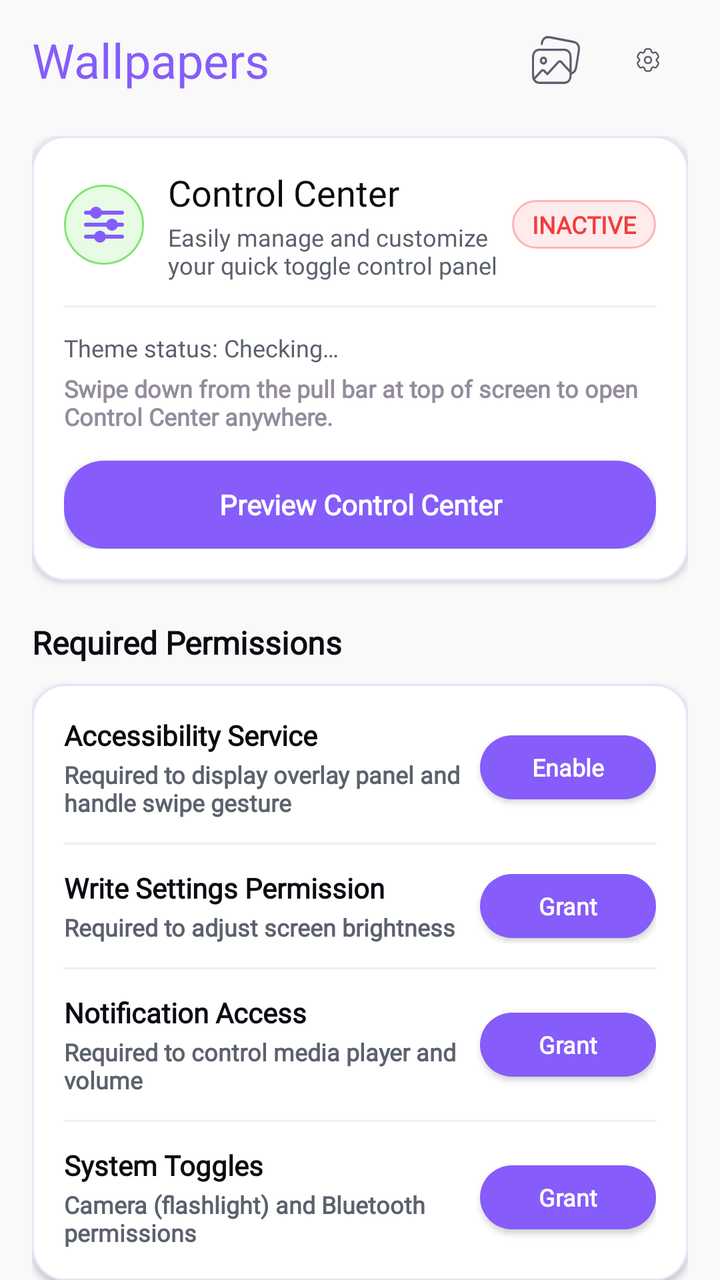
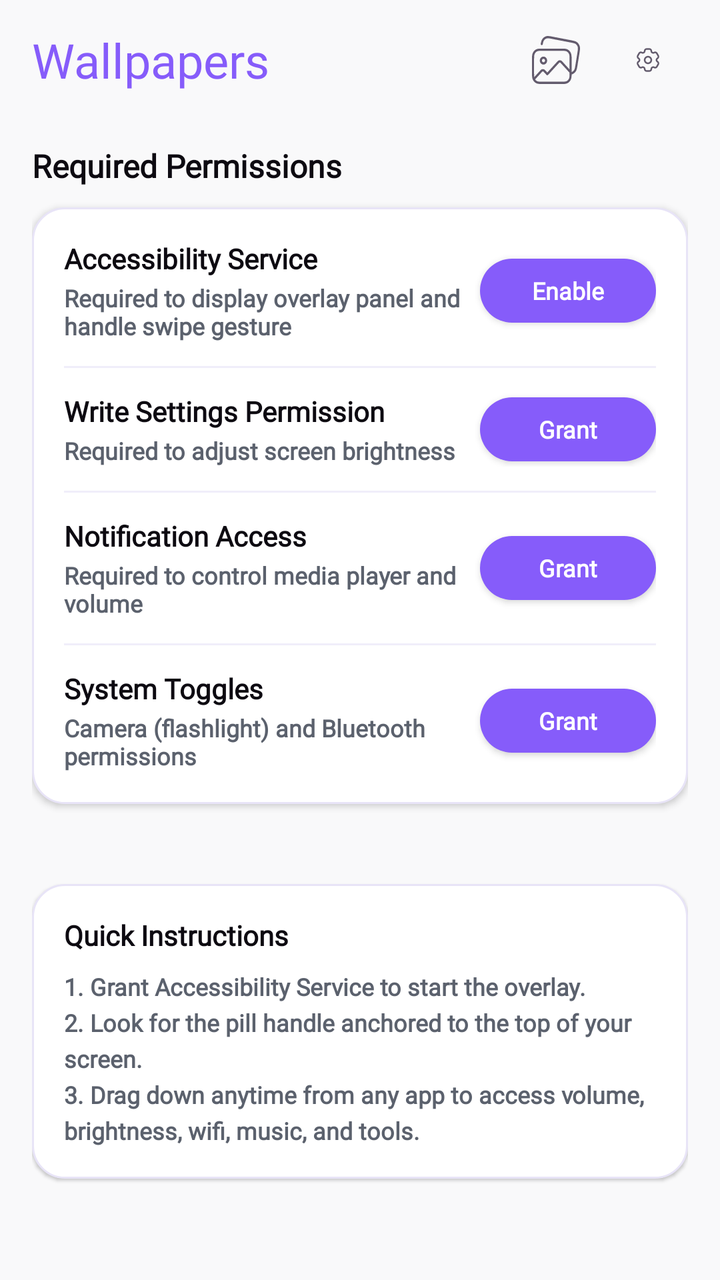

Two renders of the same Android screen: before a commit and after it. Below are the layout's source before the change and the commit's diff.
<!-- AndroidManifest.xml: application theme Theme.ThemeWallpaper -->
<!-- res/layout/fragment_controller.xml -->
<?xml version="1.0" encoding="utf-8"?>
<androidx.constraintlayout.widget.ConstraintLayout xmlns:android="http://schemas.android.com/apk/res/android"
    xmlns:app="http://schemas.android.com/apk/res-auto"
    xmlns:tools="http://schemas.android.com/tools"
    android:layout_width="match_parent"
    android:layout_height="match_parent"
    android:background="@color/surface"
    tools:context=".ui.home.fragment.controller.ControllerFragment">

    <include
        android:id="@+id/toolbar"
        layout="@layout/view_tool_bar"
        android:layout_width="match_parent"
        android:layout_height="wrap_content"
        app:layout_constraintTop_toTopOf="parent" />

    <androidx.core.widget.NestedScrollView
        android:id="@+id/controllerScroll"
        android:layout_width="match_parent"
        android:layout_height="0dp"
        android:fillViewport="true"
        android:overScrollMode="never"
        app:layout_constraintBottom_toBottomOf="parent"
        app:layout_constraintTop_toBottomOf="@id/toolbar">

        <LinearLayout
            android:layout_width="match_parent"
            android:layout_height="wrap_content"
            android:orientation="vertical"
            android:paddingHorizontal="16dp"
            android:paddingTop="8dp"
            android:paddingBottom="24dp">

            
            <LinearLayout
                android:id="@+id/cardHero"
                android:layout_width="match_parent"
                android:layout_height="wrap_content"
                android:background="@drawable/bg_card_controller"
                android:elevation="2dp"
                android:orientation="vertical"
                android:padding="16dp">

                <LinearLayout
                    android:layout_width="match_parent"
                    android:layout_height="wrap_content"
                    android:gravity="center_vertical"
                    android:orientation="horizontal">

                    <ImageView
                        android:layout_width="40dp"
                        android:layout_height="40dp"
                        android:background="@drawable/bg_badge_active"
                        android:padding="8dp"
                        android:src="@drawable/ic_tab_controller_checked"
                        app:tint="@color/surfacePrimaryHighEm" />

                    <LinearLayout
                        android:layout_width="0dp"
                        android:layout_height="wrap_content"
                        android:layout_marginStart="12dp"
                        android:layout_weight="1"
                        android:orientation="vertical">

                        <TextView
                            android:id="@+id/tvControlCenterTitle"
                            style="@style/NunitoExtraBold.18"
                            android:layout_width="wrap_content"
                            android:layout_height="wrap_content"
                            android:text="@string/control_center"
                            android:textColor="@color/textHighEm" />

                        <TextView
                            android:id="@+id/tvControlCenterDesc"
                            style="@style/NunitoMedium.12"
                            android:layout_width="wrap_content"
                            android:layout_height="wrap_content"
                            android:layout_marginTop="2dp"
                            android:text="@string/control_center_desc"
                            android:textColor="@color/textMedEm" />
                    </LinearLayout>

                    <TextView
                        android:id="@+id/tvServiceStatusBadge"
                        style="@style/NunitoBold.12"
                        android:layout_width="wrap_content"
                        android:layout_height="wrap_content"
                        android:background="@drawable/bg_badge_inactive"
                        android:paddingHorizontal="10dp"
                        android:paddingVertical="4dp"
                        android:text="INACTIVE"
                        android:textColor="@color/surfaceDangerHighEm" />
                </LinearLayout>

                <View
                    android:layout_width="match_parent"
                    android:layout_height="1dp"
                    android:layout_marginVertical="12dp"
                    android:background="#F0EEFA" />

                <TextView
                    android:id="@+id/tvThemeStatus"
                    style="@style/NunitoMedium.12"
                    android:layout_width="match_parent"
                    android:layout_height="wrap_content"
                    android:drawablePadding="6dp"
                    android:gravity="center_vertical"
                    android:text="Theme status: Checking…"
                    android:textColor="@color/textMedEm" />

                <TextView
                    android:id="@+id/tvHintGesture"
                    style="@style/NunitoBold.12"
                    android:layout_width="match_parent"
                    android:layout_height="wrap_content"
                    android:layout_marginTop="4dp"
                    android:text="@string/swipe_down_hint"
                    android:textColor="@color/textLowEm" />

                <androidx.appcompat.widget.AppCompatButton
                    android:id="@+id/btnTogglePanel"
                    style="@style/NunitoBold.14"
                    android:layout_width="match_parent"
                    android:layout_height="44dp"
                    android:layout_marginTop="14dp"
                    android:background="@drawable/bg_button_grant"
                    android:text="@string/test_control_panel"
                    android:textAllCaps="false"
                    android:textColor="@color/white" />
            </LinearLayout>

            
            <TextView
                android:id="@+id/tvPermissionsTitle"
                style="@style/NunitoBold.16"
                android:layout_width="wrap_content"
                android:layout_height="wrap_content"
                android:layout_marginTop="20dp"
                android:layout_marginBottom="10dp"
                android:text="Required Permissions"
                android:textColor="@color/textHighEm" />

            
            <LinearLayout
                android:id="@+id/cardPermissions"
                android:layout_width="match_parent"
                android:layout_height="wrap_content"
                android:background="@drawable/bg_card_controller"
                android:elevation="2dp"
                android:orientation="vertical"
                android:padding="16dp">

                
                <LinearLayout
                    android:layout_width="match_parent"
                    android:layout_height="wrap_content"
                    android:gravity="center_vertical"
                    android:orientation="horizontal">

                    <LinearLayout
                        android:layout_width="0dp"
                        android:layout_height="wrap_content"
                        android:layout_weight="1"
                        android:orientation="vertical">

                        <TextView
                            style="@style/NunitoBold.14"
                            android:layout_width="wrap_content"
                            android:layout_height="wrap_content"
                            android:text="@string/accessibility_service"
                            android:textColor="@color/textHighEm" />

                        <TextView
                            style="@style/NunitoBold.12"
                            android:layout_width="wrap_content"
                            android:layout_height="wrap_content"
                            android:layout_marginTop="2dp"
                            android:text="@string/accessibility_service_desc"
                            android:textColor="@color/textMedEm" />
                    </LinearLayout>

                    <androidx.appcompat.widget.AppCompatButton
                        android:id="@+id/btnGrantAccessibility"
                        style="@style/NunitoBold.12"
                        android:layout_width="wrap_content"
                        android:layout_height="32dp"
                        android:layout_marginStart="8dp"
                        android:background="@drawable/bg_button_grant"
                        android:paddingHorizontal="14dp"
                        android:text="@string/enable_service"
                        android:textAllCaps="false"
                        android:textColor="@color/white" />

                    <TextView
                        android:id="@+id/tvAccessibilityGranted"
                        style="@style/NunitoBold.12"
                        android:layout_width="wrap_content"
                        android:layout_height="wrap_content"
                        android:layout_marginStart="8dp"
                        android:background="@drawable/bg_badge_active"
                        android:drawableStart="@drawable/ic_check_circle"
                        android:drawablePadding="4dp"
                        android:paddingHorizontal="10dp"
                        android:paddingVertical="4dp"
                        android:text="@string/permission_granted"
                        android:textColor="@color/textSuccessHighEm"
                        android:visibility="gone" />
                </LinearLayout>

                <View
                    android:layout_width="match_parent"
                    android:layout_height="1dp"
                    android:layout_marginVertical="12dp"
                    android:background="#F0EEFA" />

                
                <LinearLayout
                    android:layout_width="match_parent"
                    android:layout_height="wrap_content"
                    android:gravity="center_vertical"
                    android:orientation="horizontal">

                    <LinearLayout
                        android:layout_width="0dp"
                        android:layout_height="wrap_content"
                        android:layout_weight="1"
                        android:orientation="vertical">

                        <TextView
                            style="@style/NunitoBold.14"
                            android:layout_width="wrap_content"
                            android:layout_height="wrap_content"
                            android:text="@string/write_settings_permission"
                            android:textColor="@color/textHighEm" />

                        <TextView
                            style="@style/NunitoBold.12"
                            android:layout_width="wrap_content"
                            android:layout_height="wrap_content"
                            android:layout_marginTop="2dp"
                            android:text="@string/write_settings_permission_desc"
                            android:textColor="@color/textMedEm" />
                    </LinearLayout>

                    <androidx.appcompat.widget.AppCompatButton
                        android:id="@+id/btnGrantWriteSettings"
                        style="@style/NunitoBold.12"
                        android:layout_width="wrap_content"
                        android:layout_height="32dp"
                        android:layout_marginStart="8dp"
                        android:background="@drawable/bg_button_grant"
                        android:paddingHorizontal="14dp"
                        android:text="@string/grant_permission"
                        android:textAllCaps="false"
                        android:textColor="@color/white" />

                    <TextView
                        android:id="@+id/tvWriteSettingsGranted"
                        style="@style/NunitoBold.12"
                        android:layout_width="wrap_content"
                        android:layout_height="wrap_content"
                        android:layout_marginStart="8dp"
                        android:background="@drawable/bg_badge_active"
                        android:drawableStart="@drawable/ic_check_circle"
                        android:drawablePadding="4dp"
                        android:paddingHorizontal="10dp"
                        android:paddingVertical="4dp"
                        android:text="@string/permission_granted"
                        android:textColor="@color/textSuccessHighEm"
                        android:visibility="gone" />
                </LinearLayout>

                <View
                    android:layout_width="match_parent"
                    android:layout_height="1dp"
                    android:layout_marginVertical="12dp"
                    android:background="#F0EEFA" />

                
                <LinearLayout
                    android:layout_width="match_parent"
                    android:layout_height="wrap_content"
                    android:gravity="center_vertical"
                    android:orientation="horizontal">

                    <LinearLayout
                        android:layout_width="0dp"
                        android:layout_height="wrap_content"
                        android:layout_weight="1"
                        android:orientation="vertical">

                        <TextView
                            style="@style/NunitoBold.14"
                            android:layout_width="wrap_content"
                            android:layout_height="wrap_content"
                            android:text="@string/notification_access"
                            android:textColor="@color/textHighEm" />

                        <TextView
                            style="@style/NunitoBold.12"
                            android:layout_width="wrap_content"
                            android:layout_height="wrap_content"
                            android:layout_marginTop="2dp"
                            android:text="@string/notification_access_desc"
                            android:textColor="@color/textMedEm" />
                    </LinearLayout>

                    <androidx.appcompat.widget.AppCompatButton
                        android:id="@+id/btnGrantNotification"
                        style="@style/NunitoBold.12"
                        android:layout_width="wrap_content"
                        android:layout_height="32dp"
                        android:layout_marginStart="8dp"
                        android:background="@drawable/bg_button_grant"
                        android:paddingHorizontal="14dp"
                        android:text="@string/grant_permission"
                        android:textAllCaps="false"
                        android:textColor="@color/white" />

                    <TextView
                        android:id="@+id/tvNotificationGranted"
                        style="@style/NunitoBold.12"
                        android:layout_width="wrap_content"
                        android:layout_height="wrap_content"
                        android:layout_marginStart="8dp"
                        android:background="@drawable/bg_badge_active"
                        android:drawableStart="@drawable/ic_check_circle"
                        android:drawablePadding="4dp"
                        android:paddingHorizontal="10dp"
                        android:paddingVertical="4dp"
                        android:text="@string/permission_granted"
                        android:textColor="@color/textSuccessHighEm"
                        android:visibility="gone" />
                </LinearLayout>

                <View
                    android:layout_width="match_parent"
                    android:layout_height="1dp"
                    android:layout_marginVertical="12dp"
                    android:background="#F0EEFA" />

                
                <LinearLayout
                    android:layout_width="match_parent"
                    android:layout_height="wrap_content"
                    android:gravity="center_vertical"
                    android:orientation="horizontal">

                    <LinearLayout
                        android:layout_width="0dp"
                        android:layout_height="wrap_content"
                        android:layout_weight="1"
                        android:orientation="vertical">

                        <TextView
                            style="@style/NunitoBold.14"
                            android:layout_width="wrap_content"
                            android:layout_height="wrap_content"
                            android:text="System Toggles"
                            android:textColor="@color/textHighEm" />

                        <TextView
                            style="@style/NunitoBold.12"
                            android:layout_width="wrap_content"
                            android:layout_height="wrap_content"
                            android:layout_marginTop="2dp"
                            android:text="Camera (flashlight) and Bluetooth permissions"
                            android:textColor="@color/textMedEm" />
                    </LinearLayout>

                    <androidx.appcompat.widget.AppCompatButton
                        android:id="@+id/btnGrantRuntime"
                        style="@style/NunitoBold.12"
                        android:layout_width="wrap_content"
                        android:layout_height="32dp"
                        android:layout_marginStart="8dp"
                        android:background="@drawable/bg_button_grant"
                        android:paddingHorizontal="14dp"
                        android:text="@string/grant_permission"
                        android:textAllCaps="false"
                        android:textColor="@color/white" />

                    <TextView
                        android:id="@+id/tvRuntimeGranted"
                        style="@style/NunitoBold.12"
                        android:layout_width="wrap_content"
                        android:layout_height="wrap_content"
                        android:layout_marginStart="8dp"
                        android:background="@drawable/bg_badge_active"
                        android:drawableStart="@drawable/ic_check_circle"
                        android:drawablePadding="4dp"
                        android:paddingHorizontal="10dp"
                        android:paddingVertical="4dp"
                        android:text="@string/permission_granted"
                        android:textColor="@color/textSuccessHighEm"
                        android:visibility="gone" />
                </LinearLayout>
            </LinearLayout>

            <TextView
                android:id="@+id/tvControllerThemesTitle"
                style="@style/NunitoBold.16"
                android:layout_width="wrap_content"
                android:layout_height="wrap_content"
                android:layout_marginTop="20dp"
                android:layout_marginBottom="6dp"
                android:text="@string/controller_themes"
                android:textColor="@color/textHighEm" />

            <androidx.recyclerview.widget.RecyclerView
                android:id="@+id/rvControllerThemes"
                android:layout_width="match_parent"
                android:layout_height="wrap_content"
                android:nestedScrollingEnabled="false" />

            
            <LinearLayout
                android:layout_width="match_parent"
                android:layout_height="wrap_content"
                android:layout_marginTop="16dp"
                android:background="@drawable/bg_card_controller"
                android:elevation="1dp"
                android:orientation="vertical"
                android:padding="16dp">

                <TextView
                    style="@style/NunitoBold.14"
                    android:layout_width="wrap_content"
                    android:layout_height="wrap_content"
                    android:text="Quick Instructions"
                    android:textColor="@color/textHighEm" />

                <TextView
                    style="@style/NunitoBold.12"
                    android:layout_width="match_parent"
                    android:layout_height="wrap_content"
                    android:layout_marginTop="8dp"
                    android:lineSpacingExtra="4dp"
                    android:text="1. Grant Accessibility Service to start the overlay.\n2. Look for the pill handle anchored to the top of your screen.\n3. Drag down anytime from any app to access volume, brightness, wifi, music, and tools."
                    android:textColor="@color/textMedEm" />
            </LinearLayout>

        </LinearLayout>
    </androidx.core.widget.NestedScrollView>

</androidx.constraintlayout.widget.ConstraintLayout>
<!-- res/layout/view_tool_bar.xml (included above) -->
<?xml version="1.0" encoding="utf-8"?>
<LinearLayout xmlns:android="http://schemas.android.com/apk/res/android"
    android:layout_width="match_parent"
    android:layout_height="wrap_content"
    android:gravity="center"
    android:orientation="horizontal"
    android:paddingHorizontal="16dp"
    android:paddingVertical="10dp">

    <androidx.appcompat.widget.AppCompatTextView
        android:id="@+id/tvTitle"
        style="@style/NunitoExtraBold.24"
        android:layout_width="0dp"
        android:layout_height="wrap_content"
        android:layout_weight="1"
        android:ellipsize="end"
        android:maxLines="1"
        android:text="@string/wallpapers"
        android:textColor="@color/primary_high_em" />

    <androidx.appcompat.widget.AppCompatImageView
        android:id="@+id/btnMyGallery"
        android:layout_width="40dp"
        android:layout_height="40dp"
        android:layout_marginEnd="6dp"
        android:background="?selectableItemBackgroundBorderless"
        android:contentDescription="@string/my_gallery"
        android:padding="8dp"
        android:src="@drawable/ic_tab_gralley" />

    <androidx.appcompat.widget.AppCompatImageView
        android:id="@+id/btnSetting"
        android:layout_width="40dp"
        android:layout_height="40dp"
        android:background="?selectableItemBackgroundBorderless"
        android:padding="8dp"
        android:src="@drawable/ic_setting" />


</LinearLayout>
<!-- resources referenced by this layout -->
<resources>
  <color name="primary_high_em">#865CFA</color>
  <color name="surface">#F9F9FA</color>
  <color name="surfaceDangerHighEm">#F03D3D</color>
  <color name="surfacePrimaryHighEm">#865CFA</color>
  <color name="textHighEm">#0D0A11</color>
  <color name="textLowEm">#938C9C</color>
  <color name="textMedEm">#5B616D</color>
  <color name="textSuccessHighEm">#2A9919</color>
  <color name="white">#FFFFFFFF</color>
  <!-- drawable bg_badge_inactive (drawable) -->
  <?xml version="1.0" encoding="utf-8"?>
  <shape xmlns:android="http://schemas.android.com/apk/res/android">
      <solid android:color="@color/surfaceDangerBaseEm" />
      <corners android:radius="20dp" />
      <stroke
          android:width="1dp"
          android:color="#FFB3B3" />
  </shape>
  <!-- drawable bg_card_controller (drawable) -->
  <?xml version="1.0" encoding="utf-8"?>
  <shape xmlns:android="http://schemas.android.com/apk/res/android">
      <solid android:color="@color/white" />
      <corners android:radius="16dp" />
      <stroke
          android:width="1dp"
          android:color="#E8E4F7" />
  </shape>
  <string name="accessibility_service">Accessibility Service</string>
  <string name="accessibility_service_desc">Required to display overlay panel and handle swipe gesture</string>
  <string name="control_center">Control Center</string>
  <string name="control_center_desc">Easily manage and customize your quick toggle control panel</string>
  <string name="controller_themes">Choose a Controller theme</string>
  <string name="enable_service">Enable</string>
  <string name="grant_permission">Grant</string>
  <string name="my_gallery">My Gallery</string>
  <string name="notification_access">Notification Access</string>
  <string name="notification_access_desc">Required to control media player and volume</string>
  <string name="permission_granted">Granted</string>
  <string name="swipe_down_hint">Swipe down from the pull bar at top of screen to open Control Center anywhere.</string>
  <string name="test_control_panel">Preview Control Center</string>
  <string name="wallpapers">Wallpapers</string>
  <string name="write_settings_permission">Write Settings Permission</string>
  <string name="write_settings_permission_desc">Required to adjust screen brightness</string>
  <style name="NunitoBold.12" parent="NunitoBold">
          <item name="android:textSize">12sp</item>
      </style>
  <style name="NunitoBold.14" parent="NunitoBold">
          <item name="android:textSize">14sp</item>
      </style>
  <style name="NunitoBold.16" parent="NunitoBold">
          <item name="android:textSize">16sp</item>
      </style>
  <style name="NunitoExtraBold.18" parent="NunitoExtraBold">
          <item name="android:textSize">18sp</item>
      </style>
  <style name="NunitoExtraBold.24" parent="NunitoExtraBold">
          <item name="android:textSize">24sp</item>
      </style>
  <style name="NunitoMedium.12" parent="NunitoMedium">
          <item name="android:textSize">12sp</item>
      </style>
  <style name="Theme.ThemeWallpaper" parent="Base.Theme.P67ControllerWidget" />
  <color name="surfaceSuccessBaseEm">#E8FBE5</color>
  <color name="outlineSuccessMedEm">#7FE76F</color>
  <color name="surfaceDangerBaseEm">#FEECEC</color>
  <style name="NunitoBold" parent="NunitoBase">
          <item name="android:fontFamily">@font/nunito_bold</item>
          <item name="android:textStyle">bold</item>
      </style>
  <style name="NunitoExtraBold" parent="NunitoBase">
          <item name="android:fontFamily">@font/nunito_extra_bold</item>
      </style>
  <style name="NunitoMedium" parent="NunitoBase">
          <item name="android:fontFamily">@font/nunito_medium</item>
      </style>
  <style name="NunitoBase">
          <item name="android:fontFamily">@font/nunito</item>
      </style>
  <!-- unchanged entries left out for length: 7 -->
</resources>

<!-- the commit's change to res/layout/fragment_controller.xml (unified diff, before → after) -->
@@ -28,7 +28,7 @@
             android:layout_height="wrap_content"
             android:orientation="vertical"
             android:paddingHorizontal="16dp"
-            android:paddingTop="8dp"
+            android:paddingTop="0dp"
             android:paddingBottom="24dp">
 
             
@@ -39,7 +39,8 @@
                 android:background="@drawable/bg_card_controller"
                 android:elevation="2dp"
                 android:orientation="vertical"
-                android:padding="16dp">
+                android:padding="16dp"
+                android:visibility="gone">
 
                 <LinearLayout
                     android:layout_width="match_parent"
@@ -135,7 +136,7 @@
                 style="@style/NunitoBold.16"
                 android:layout_width="wrap_content"
                 android:layout_height="wrap_content"
-                android:layout_marginTop="20dp"
+                android:layout_marginTop="12dp"
                 android:layout_marginBottom="10dp"
                 android:text="Required Permissions"
                 android:textColor="@color/textHighEm" />
@@ -402,16 +403,21 @@
                 style="@style/NunitoBold.16"
                 android:layout_width="wrap_content"
                 android:layout_height="wrap_content"
-                android:layout_marginTop="20dp"
                 android:layout_marginBottom="6dp"
                 android:text="@string/controller_themes"
-                android:textColor="@color/textHighEm" />
+                android:textColor="@color/textHighEm"
+                android:visibility="gone" />
 
             <androidx.recyclerview.widget.RecyclerView
                 android:id="@+id/rvControllerThemes"
                 android:layout_width="match_parent"
                 android:layout_height="wrap_content"
-                android:nestedScrollingEnabled="false" />
+                android:clipToPadding="false"
+                android:layoutAnimation="@anim/layout_anim_grid_fall_down"
+                android:nestedScrollingEnabled="false"
+                android:paddingHorizontal="3dp"
+                android:paddingBottom="24dp"
+                android:paddingTop="0dp" />
 
             
             <LinearLayout
